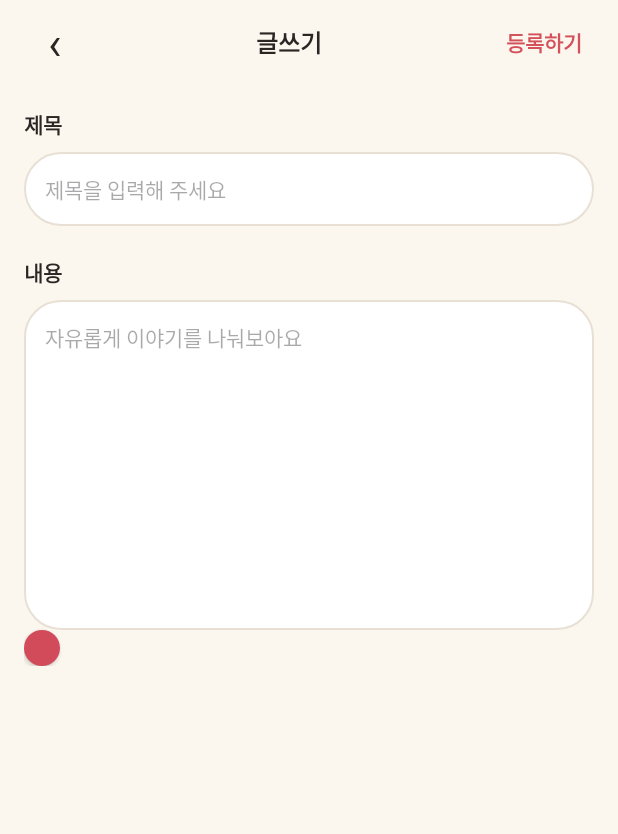
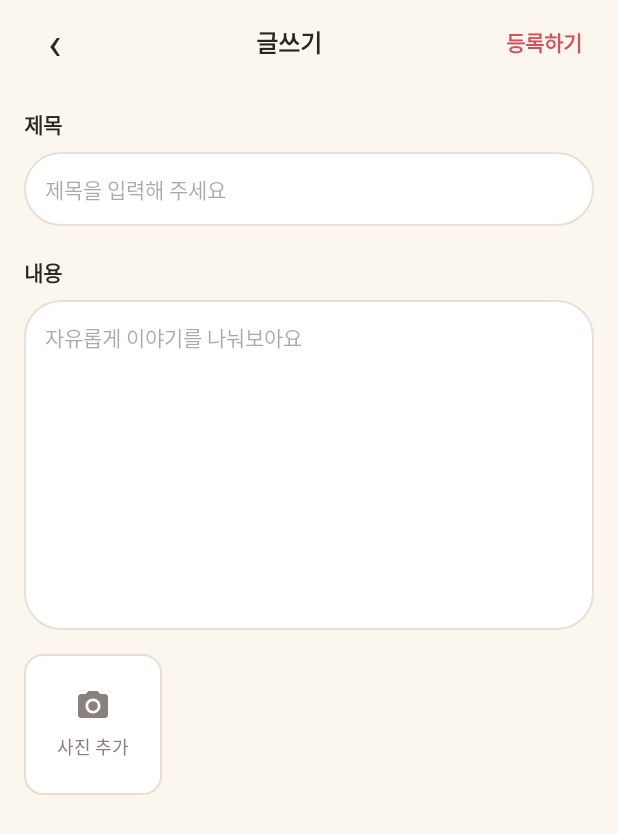
Before and after one commit to marshm6llow-dessertrip/dessertrip, an Android app: the PostWriteActivity screen opened directly, with no data from a screen before it, on a phone screen of 412 x 824 dp. Shown: the top 834 px of the screen. Run offline under Robolectric (Android 15) with nearby library versions, the phone set to English and light mode, and no system bars; network calls fail.

Commit message:
feat: 게시글 등록화면 사진 추가 버튼 생성

```diff
--- a/app/src/main/res/layout/activity_post_write.xml
+++ b/app/src/main/res/layout/activity_post_write.xml
@@ -92,10 +92,32 @@
             android:maxLength="1000"
             android:padding="14dp"
             android:textSize="14sp" />
+    </LinearLayout>
+    <LinearLayout
+        android:id="@+id/btn_add_photo"
+        android:layout_width="92dp"
+        android:layout_height="94dp"
+        android:layout_marginStart="16dp"
+        android:background="@drawable/bg_photo_tile"
+        android:clickable="true"
+        android:focusable="true"
+        android:gravity="center"
+        android:orientation="vertical">
 
-        <Button
+        <ImageView
             android:layout_width="24dp"
             android:layout_height="24dp"
-             />
+            android:src="@drawable/ic_photo_camera"
+            android:contentDescription="사진 추가"
+            android:scaleType="fitCenter" />
+
+        <TextView
+            android:layout_width="wrap_content"
+            android:layout_height="wrap_content"
+            android:layout_marginTop="6dp"
+            android:text="사진 추가"
+            android:textColor="@color/text_secondary"
+            android:textSize="12sp" />
+
     </LinearLayout>
 </LinearLayout>
```
